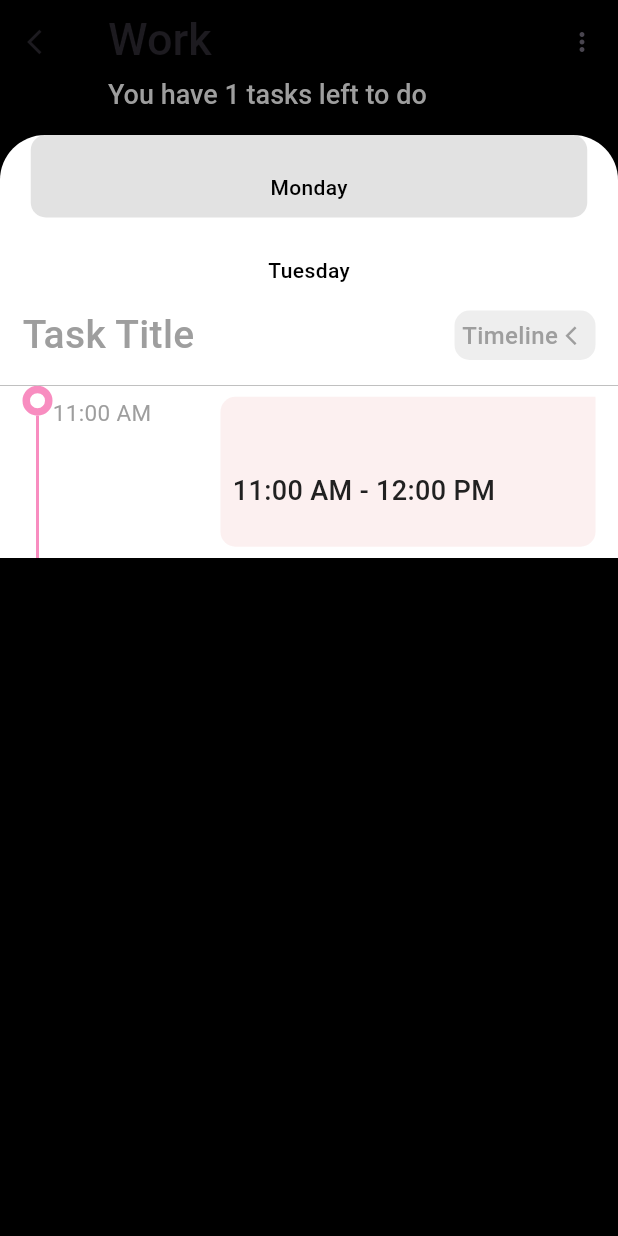
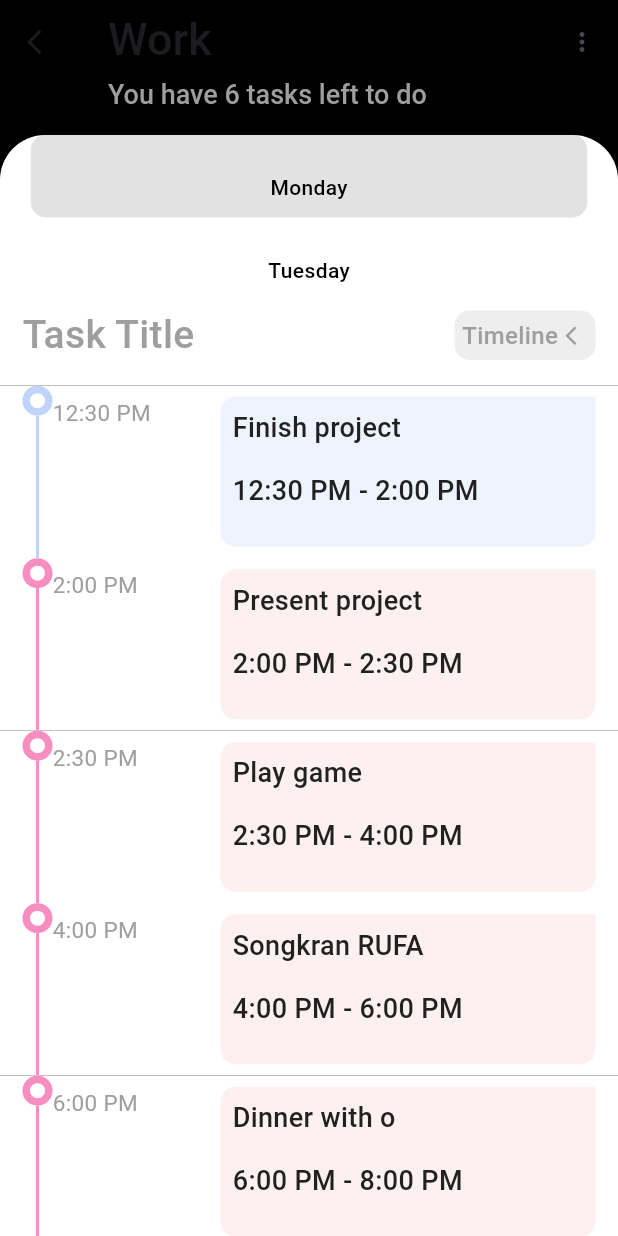
Before and after one commit to ReamDaly/ForgetNot, a Flutter app: the screen it shows after launch, after a tap on "Work", on a phone screen of 412 x 824 dp. Run offline on Flutter 3.47's test engine with Material 3 defaults, Android fonts, the phone set to English and light mode, and no system bars; drawn by our look-alikes of timeline_tile; our stand-ins replace dotted_border.

Commit message:
fourteenth commit

```diff
--- a/lib/modals/Task_modal.dart
+++ b/lib/modals/Task_modal.dart
@@ -22,6 +22,106 @@ class Task {
         iconcolor: kBlueDark,
         btncolor: kBlue,
         left: 5,
+        desc: [{
+          'Time': '9:00 AM',
+          'Task': 'Meeting with John',
+          'Slot': '9:00 AM - 10:00 AM',
+          'tlColor': kYellowDark,
+          'bgColor': kYellowLight,
+        },
+        {
+          'Time': '10:00 AM',
+          'Task': 'Meeting with Manyta',
+          'Slot': '10:00 AM - 11:00 AM',
+          'tlColor': kBlueDark,
+          'bgColor': kBlueLight,
+        },
+        {
+          'Time': '11:00 AM',
+          'Task': 'Going to Gym',
+          'Slot': '11:00 AM - 12:00 PM',
+          'tlColor': kRedDark,
+          'bgColor': kRedLight,
+        },
+        {
+          'Time': '12:00 PM',
+          'Task': 'Study for exam',
+          'Slot': '12:00 PM - 1:00 PM',
+          'tlColor': kYellowDark,
+          'bgColor': kYellowLight,
+        },
+        {
+          'Time': '1:00 PM',
+          'Task': 'Dinner with family',
+          'Slot': '1:00 PM - 4:00 PM',
+          'tlColor': kBlueDark,
+          'bgColor': kBlueLight,
+        },
+        ],
+        done: 3,
+        isLast: false
+      ),
+      Task(
+        icon: Icons.work,
+        title: 'Work',
+        bgcolor: kYellowLight,
+        iconcolor: kYellowDark,
+        btncolor: kYellow,
+        left: 6,
+        desc: [
+          {
+          'Time': '12:30 PM',
+          'Task': 'Finish project',
+          'Slot': '12:30 PM - 2:00 PM',
+          'tlColor': kBlueDark,
+          'bgColor': kBlueLight,
+        },
+          {
+          'Time': '2:00 PM',
+          'Task': 'Present project',
+          'Slot': '2:00 PM - 2:30 PM',
+          'tlColor': kRedDark,
+          'bgColor': kRedLight,
+        },
+          {
+          'Time': '2:30 PM',
+          'Task': 'Play game',
+          'Slot': '2:30 PM - 4:00 PM',
+          'tlColor': kRedDark,
+          'bgColor': kRedLight,
+        },
+          {
+          'Time': '4:00 PM',
+          'Task': 'Songkran RUFA',
+          'Slot': '4:00 PM - 6:00 PM',
+          'tlColor': kRedDark,
+          'bgColor': kRedLight,
+        },
+          {
+          'Time': '6:00 PM',
+          'Task': 'Dinner with o',
+          'Slot': '6:00 PM - 8:00 PM',
+          'tlColor': kRedDark,
+          'bgColor': kRedLight,
+        },
+          {
+          'Time': '8:00 PM',
+          'Task': 'Go to bed',
+          'Slot': '8:00 PM - 10:00 PM',
+          'tlColor': kRedDark,
+          'bgColor': kRedLight,
+        },
+        ],
+        done: 4,
+        isLast: false
+      ),
+      Task(
+        icon: Icons.favorite_rounded,
+        title: 'Health',
+        bgcolor: kRedLight,
+        iconcolor: kRedDark,
+        btncolor: kRed,
+        left: 4,
         desc: [{
           'Time': '10:00 AM',
           'Task': 'Meeting with John',
@@ -50,43 +150,7 @@ class Task {
           'tlColor': Colors.grey.withOpacity(0.3),
           'bgColor': kYellowLight,
         },
-        {
-          'Time': '1:00 PM',
-          'Task': 'Dinner with family',
-          'Slot': '1:00 PM - 4:00 PM',
-          'tlColor': Colors.grey.withOpacity(0.3),
-          'bgColor': kYellowLight,
-        },
         ],
-        done: 3,
-        isLast: false
-      ),
-      Task(
-        icon: Icons.work,
-        title: 'Work',
-        bgcolor: kYellowLight,
-        iconcolor: kYellowDark,
-        btncolor: kYellow,
-        left: 1,
-        desc: [
-          {
-          'Time': '11:00 AM',
-          'Task': 'Meeting with July',
-          'Slot': '11:00 AM - 12:00 PM',
-          'tlColor': kRedDark,
-          'bgColor': kRedLight,
-        },
-        ],
-        done: 4,
-        isLast: false
-      ),
-      Task(
-        icon: Icons.favorite_rounded,
-        title: 'Health',
-        bgcolor: kRedLight,
-        iconcolor: kRedDark,
-        btncolor: kRed,
-        left: 2,
         done: 3,
         isLast: false
       ),
--- a/lib/widgets/tasktTimeLine.dart
+++ b/lib/widgets/tasktTimeLine.dart
@@ -24,9 +24,9 @@ class TaskTimeLine extends StatelessWidget {
               ),
               (detail['Task'] ?? '').toString().isNotEmpty
               ? _buildCard(
-                detail['bgColor'] ?? Colors.white, detail['Title'] ?? '', detail['Slot'] ?? ''
+                detail['bgColor'] ?? Colors.white, detail['Task'] ?? '', detail['Slot'] ?? ''
               )
-              : _buildCard(Colors.black, '', '' ),
+              : _buildCard(Colors.white, '', '' ),
             ],
           ))
         ],
@@ -34,7 +34,7 @@ class TaskTimeLine extends StatelessWidget {
     );
   }
 
-  Widget _buildCard(Color bgColor, String title, String slot){
+  Widget _buildCard(Color bgColor, String task, String slot){
     return Container(
       width: 250,
       height: 100,
@@ -51,7 +51,7 @@ class TaskTimeLine extends StatelessWidget {
         children: [
           Padding(padding: const EdgeInsets.all(8),
           child: Text(
-            title,
+            task,
             style: TextStyle(fontSize: 18, color: Colors.grey.shade900, fontWeight: FontWeight.w500),
           ),
           ),
```
Also changed, not shown: assets/Also_Karina.png (deleted).
